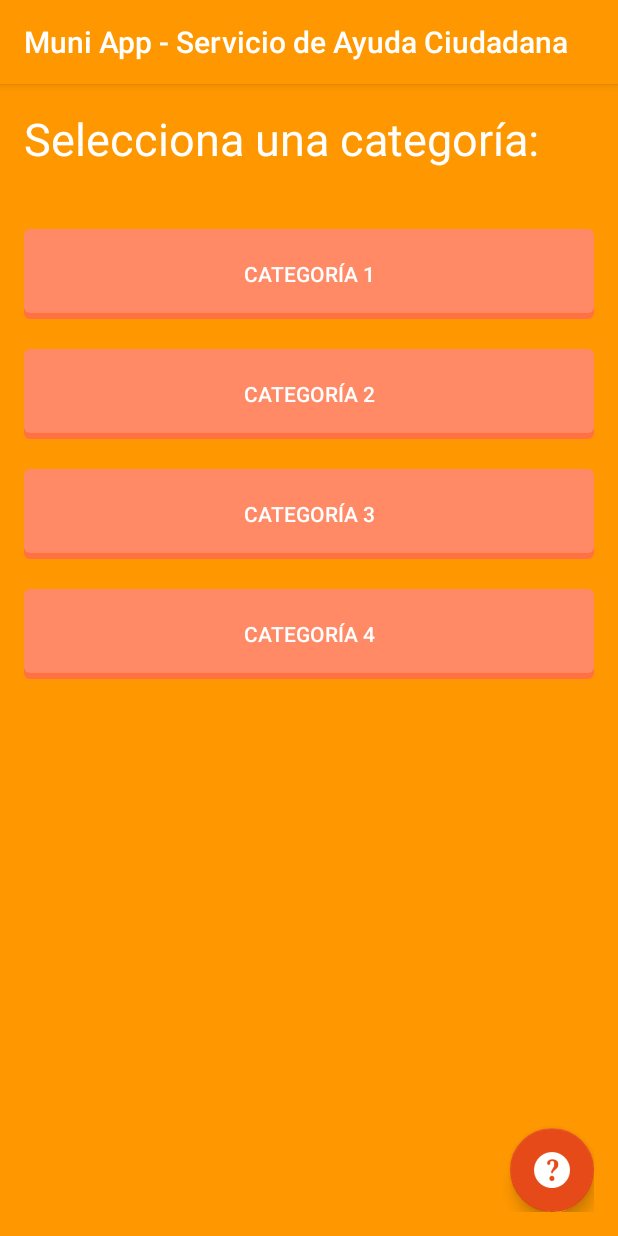
After one commit to gachibarrientos/MuniApp, an Android app: the CategoriaSolicitud screen opened directly, with no data from a screen before it, on a phone screen of 412 x 824 dp. The commit adds this screen. Run offline under Robolectric (Android 15) with nearby library versions, the phone set to English and light mode, and no system bars.

Commit message:
Creación del  layout CategoríaSolicitud

```diff
--- a/app/src/main/AndroidManifest.xml
+++ b/app/src/main/AndroidManifest.xml
@@ -27,6 +27,7 @@
             android:name=".AboutUs"
             android:label="@string/title_activity_about_us"
             android:theme="@style/AppTheme.NoActionBar" />
+        <activity android:name=".CategoriaSolicitud"></activity>
     </application>
 
 </manifest>
--- /dev/null
+++ b/app/src/main/java/generic/muniapp/CategoriaSolicitud.java
@@ -0,0 +1,13 @@
+package generic.muniapp;
+
+import android.support.v7.app.AppCompatActivity;
+import android.os.Bundle;
+
+public class CategoriaSolicitud extends AppCompatActivity {
+
+    @Override
+    protected void onCreate(Bundle savedInstanceState) {
+        super.onCreate(savedInstanceState);
+        setContentView(R.layout.activity_categoria_solicitud);
+    }
+}
--- /dev/null
+++ b/app/src/main/res/layout/activity_categoria_solicitud.xml
@@ -0,0 +1,87 @@
+<?xml version="1.0" encoding="utf-8"?>
+<RelativeLayout xmlns:android="http://schemas.android.com/apk/res/android"
+    xmlns:app="http://schemas.android.com/apk/res-auto"
+    xmlns:tools="http://schemas.android.com/tools"
+    android:layout_width="match_parent"
+    android:layout_height="match_parent"
+    android:paddingBottom="@dimen/activity_vertical_margin"
+    android:paddingLeft="@dimen/activity_horizontal_margin"
+    android:paddingRight="@dimen/activity_horizontal_margin"
+    android:paddingTop="@dimen/activity_vertical_margin"
+    tools:context="generic.muniapp.CategoriaSolicitud"
+    android:background="@color/colorPrimary">
+
+    <TextView
+        android:layout_width="wrap_content"
+        android:layout_height="wrap_content"
+        android:text="Selecciona una categoría:"
+        android:id="@+id/textView"
+        android:layout_alignParentTop="true"
+        android:layout_alignParentLeft="true"
+        android:layout_alignParentStart="true"
+        android:textColor="#FFFFFF"
+        android:textSize="30dp"
+        android:layout_marginBottom="20dp" />
+
+    <Button
+        android:layout_width="fill_parent"
+        android:layout_height="60dp"
+        android:background="@drawable/bk_boton_plano"
+        android:stateListAnimator="@null"
+        android:text="Categoría 1"
+        android:id="@+id/btnCat1"
+        android:layout_below="@+id/textView"
+        android:layout_alignParentLeft="true"
+        android:layout_alignParentStart="true"
+        android:layout_marginTop="20dp"
+        android:textColor="#FFFFFF" />
+
+    <Button
+        android:layout_width="fill_parent"
+        android:layout_height="60dp"
+        android:background="@drawable/bk_boton_plano"
+        android:stateListAnimator="@null"
+        android:text="Categoría 2"
+        android:id="@+id/btnCat2"
+        android:layout_below="@+id/btnCat1"
+        android:layout_alignParentLeft="true"
+        android:layout_alignParentStart="true"
+        android:layout_marginTop="20dp"
+        android:textColor="#FFFFFF" />
+
+    <Button
+        android:layout_width="fill_parent"
+        android:layout_height="60dp"
+        android:background="@drawable/bk_boton_plano"
+        android:stateListAnimator="@null"
+        android:text="Categoría 3"
+        android:id="@+id/btnCat3"
+        android:layout_below="@+id/btnCat2"
+        android:layout_alignParentLeft="true"
+        android:layout_alignParentStart="true"
+        android:layout_marginTop="20dp"
+        android:textColor="#FFFFFF" />
+
+    <Button
+        android:layout_width="fill_parent"
+        android:layout_height="60dp"
+        android:background="@drawable/bk_boton_plano"
+        android:stateListAnimator="@null"
+        android:text="Categoría 4"
+        android:id="@+id/btnCat4"
+        android:layout_below="@+id/btnCat3"
+        android:layout_alignParentLeft="true"
+        android:layout_alignParentStart="true"
+        android:layout_marginTop="20dp"
+        android:textColor="#FFFFFF" />
+
+    <android.support.design.widget.FloatingActionButton
+        android:layout_width="wrap_content"
+        android:layout_height="wrap_content"
+        android:id="@+id/view2"
+        android:layout_alignParentBottom="true"
+        android:layout_alignParentRight="true"
+        android:layout_alignParentEnd="true"
+        app:elevation="6dp"
+        android:src="@drawable/help" />
+</RelativeLayout>
--- a/app/src/main/res/menu/menu_categoria_solicitud.xml
+++ /dev/null
@@ -1,10 +0,0 @@
-<menu xmlns:android="http://schemas.android.com/apk/res/android"
-    xmlns:app="http://schemas.android.com/apk/res-auto"
-    xmlns:tools="http://schemas.android.com/tools"
-    tools:context="generic.muniapp.CategoriaSolicitud">
-    <item
-        android:id="@+id/action_settings"
-        android:orderInCategory="100"
-        android:title="@string/action_settings"
-        app:showAsAction="never" />
-</menu>
--- a/app/src/main/res/menu/menu_scrolling.xml
+++ /dev/null
@@ -1,10 +0,0 @@
-<menu xmlns:android="http://schemas.android.com/apk/res/android"
-    xmlns:app="http://schemas.android.com/apk/res-auto"
-    xmlns:tools="http://schemas.android.com/tools"
-    tools:context="generic.muniapp.ScrollingActivity">
-    <item
-        android:id="@+id/action_settings"
-        android:orderInCategory="100"
-        android:title="@string/action_settings"
-        app:showAsAction="never" />
-</menu>
--- a/app/src/main/res/values/strings.xml
+++ b/app/src/main/res/values/strings.xml
@@ -16,7 +16,7 @@
     </string>
     <string name="title_activity_menu_principal">Menu Principal</string>
     <string name="action_settings">Settings</string>
-    <string name="title_activity_categoria_solicitud">CategoriaSolicitud</string>
+    <string name="title_activity_categoria_solicitud">Selecciona una categoría:</string>
     <string name="aboutustext">
         "Desarrollo de aplicaciones móviles.\n\n"
 
```
